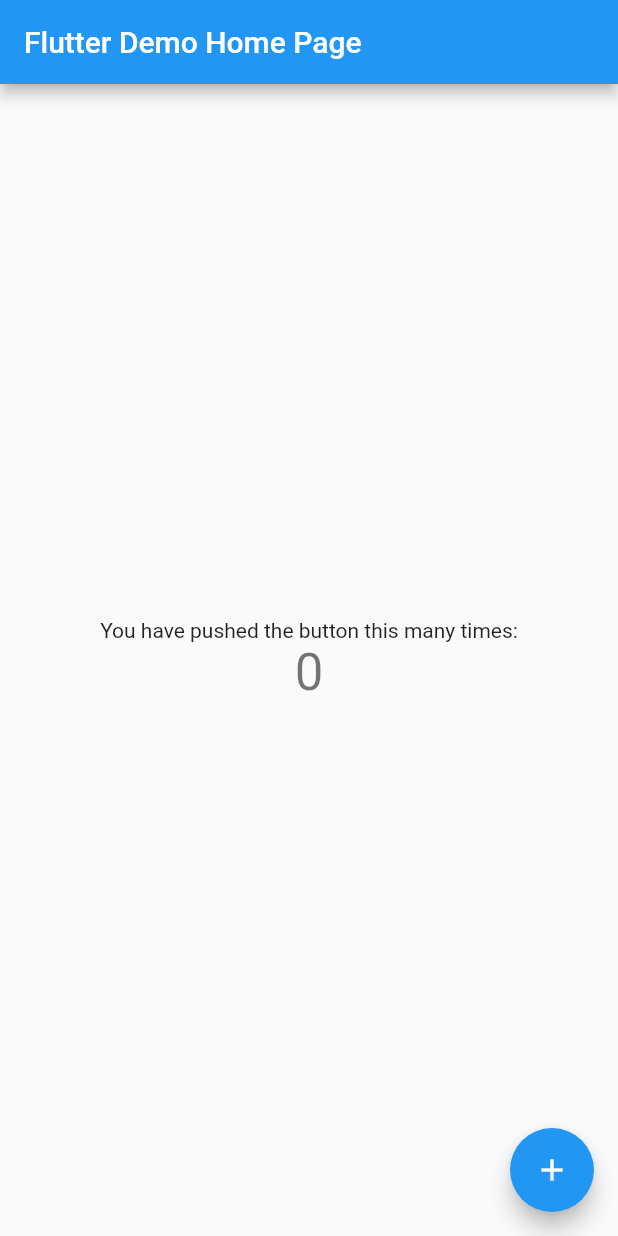
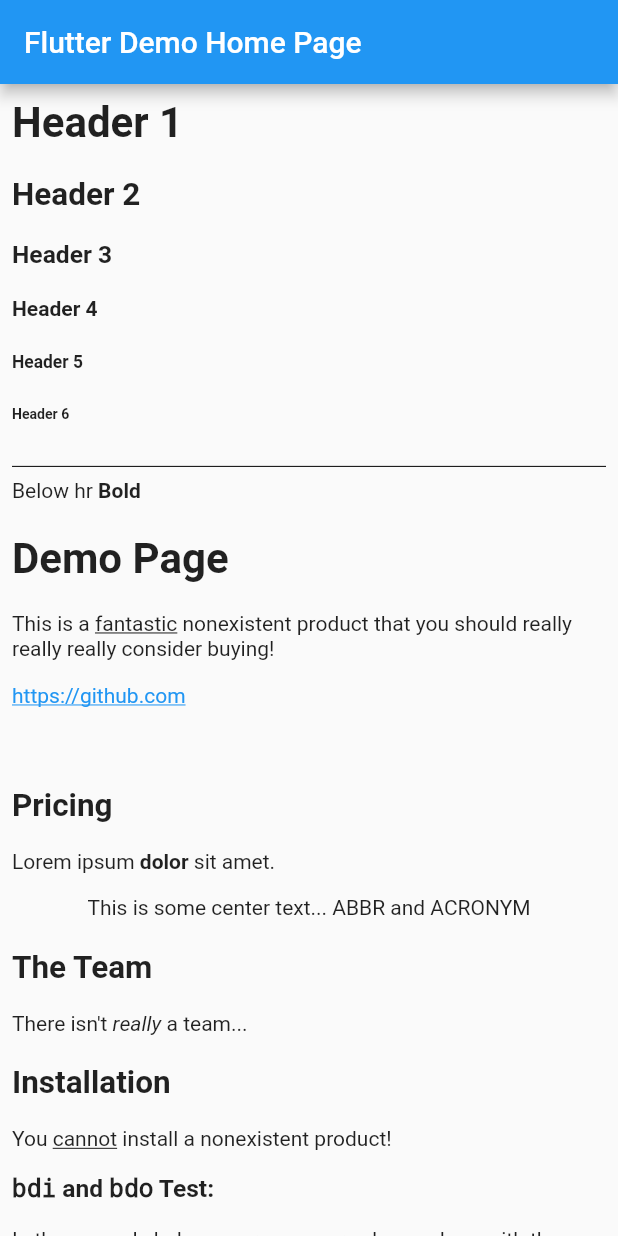
Before and after one commit to Igorpi25/yakut_calendar, a Flutter app: the screen it shows after launch, on a phone screen of 412 x 824 dp. Run offline on Flutter 3.47's test engine with Material 2 defaults, Android fonts, the phone set to English and light mode, and no system bars; drawn by our look-alikes of flutter_html.

Commit message:
Include flutter_html package, and test run on ios/android

```diff
--- a/lib/main.dart
+++ b/lib/main.dart
@@ -1,26 +1,19 @@
 import 'package:flutter/material.dart';
+import 'package:flutter_html/flutter_html.dart';
+import 'package:html/dom.dart' as dom;
 
-void main() => runApp(MyApp());
+void main() => runApp(new MyApp());
 
 class MyApp extends StatelessWidget {
   // This widget is the root of your application.
   @override
   Widget build(BuildContext context) {
-    return MaterialApp(
+    return new MaterialApp(
       title: 'Flutter Demo',
-      theme: ThemeData(
-        // This is the theme of your application.
-        //
-        // Try running your application with "flutter run". You'll see the
-        // application has a blue toolbar. Then, without quitting the app, try
-        // changing the primarySwatch below to Colors.green and then invoke
-        // "hot reload" (press "r" in the console where you ran "flutter run",
-        // or simply save your changes to "hot reload" in a Flutter IDE).
-        // Notice that the counter didn't reset back to zero; the application
-        // is not restarted.
+      theme: new ThemeData(
         primarySwatch: Colors.blue,
       ),
-      home: MyHomePage(title: 'Flutter Demo Home Page'),
+      home: new MyHomePage(title: 'Flutter Demo Home Page'),
     );
   }
 }
@@ -28,84 +21,121 @@ class MyApp extends StatelessWidget {
 class MyHomePage extends StatefulWidget {
   MyHomePage({Key key, this.title}) : super(key: key);
 
-  // This widget is the home page of your application. It is stateful, meaning
-  // that it has a State object (defined below) that contains fields that affect
-  // how it looks.
-
-  // This class is the configuration for the state. It holds the values (in this
-  // case the title) provided by the parent (in this case the App widget) and
-  // used by the build method of the State. Fields in a Widget subclass are
-  // always marked "final".
-
   final String title;
 
   @override
-  _MyHomePageState createState() => _MyHomePageState();
+  _MyHomePageState createState() => new _MyHomePageState();
 }
 
 class _MyHomePageState extends State<MyHomePage> {
-  int _counter = 0;
-
-  void _incrementCounter() {
-    setState(() {
-      // This call to setState tells the Flutter framework that something has
-      // changed in this State, which causes it to rerun the build method below
-      // so that the display can reflect the updated values. If we changed
-      // _counter without calling setState(), then the build method would not be
-      // called again, and so nothing would appear to happen.
-      _counter++;
-    });
-  }
-
   @override
   Widget build(BuildContext context) {
-    // This method is rerun every time setState is called, for instance as done
-    // by the _incrementCounter method above.
-    //
-    // The Flutter framework has been optimized to make rerunning build methods
-    // fast, so that you can just rebuild anything that needs updating rather
-    // than having to individually change instances of widgets.
-    return Scaffold(
-      appBar: AppBar(
-        // Here we take the value from the MyHomePage object that was created by
-        // the App.build method, and use it to set our appbar title.
-        title: Text(widget.title),
+    return new Scaffold(
+      appBar: new AppBar(
+        title: new Text(widget.title),
       ),
-      body: Center(
-        // Center is a layout widget. It takes a single child and positions it
-        // in the middle of the parent.
-        child: Column(
-          // Column is also layout widget. It takes a list of children and
-          // arranges them vertically. By default, it sizes itself to fit its
-          // children horizontally, and tries to be as tall as its parent.
-          //
-          // Invoke "debug painting" (press "p" in the console, choose the
-          // "Toggle Debug Paint" action from the Flutter Inspector in Android
-          // Studio, or the "Toggle Debug Paint" command in Visual Studio Code)
-          // to see the wireframe for each widget.
-          //
-          // Column has various properties to control how it sizes itself and
-          // how it positions its children. Here we use mainAxisAlignment to
-          // center the children vertically; the main axis here is the vertical
-          // axis because Columns are vertical (the cross axis would be
-          // horizontal).
-          mainAxisAlignment: MainAxisAlignment.center,
-          children: <Widget>[
-            Text(
-              'You have pushed the button this many times:',
-            ),
-            Text(
-              '$_counter',
-              style: Theme.of(context).textTheme.display1,
-            ),
-          ],
+      body: new Center(
+        child: SingleChildScrollView(
+          child: Html(
+            data: """
+    <div>
+      <div id="header_set">
+      <h1>Header 1</h1>
+      <h2>Header 2</h2>
+      <h3>Header 3</h3>
+      <h4>Header 4</h4>
+      <h5>Header 5</h5>
+      <h6>Header 6</h6>
+      <hr />
+      Below hr
+      <b>Bold</b>
+      </div>
+
+      <custom_tag> </custom_tag>
+
+      <h1>Demo Page</h1>
+      <p>This is a <u>fantastic</u> nonexistent product that you should really really really consider buying!</p>
+      <a href="https://github.com">https://github.com</a><br />
+      <br />
+      <h2>Pricing</h2>
+      <p>Lorem ipsum <b>dolor</b> sit amet.</p>
+      <center>
+        This is some center text... <abbr>ABBR</abbr> and <acronym>ACRONYM</acronym>
+      </center>
+      <h2>The Team</h2>
+      <p>There isn't <i>really</i> a team...</p>
+      <h2>Installation</h2>
+      <p>You <u>cannot</u> install a nonexistent product!</p>
+      <div id="bdi_test">
+      <h3><code>bdi</code> and <code>bdo</code> Test:</h3>
+      <p>
+      In the example below, usernames are shown along with the number of points in a contest.
+      If the bdi element is not supported in the browser, the username of the Arabic user would confuse the text (the bidirectional algorithm would put the colon and the number "90" next to the word "User" rather than next to the word "points").
+      </p>
+
+      <ul>
+       <li>User <bdi>hrefs</bdi>: 60 points</li>
+       <li>User <bdi>jdoe</bdi>: 80 points</li>
+       <li>User <bdi>إيان</bdi>: 90 points</li>
+       <bdo dir="rtl">Swapped!</bdo>
+       <bdo dir="ltr">This text will go left to right!</bdo>
+       <bdo dir="rtl">With bdi: User <bdi>إيان</bdi>: 90 points</bdo>
+       <bdo dir="rtl">Without bdi: User إيان: 90 points</bdo>
+       <bdo dir="ltr">ltr w/ bdi: User <bdi>إيان</bdi>: 90 points</bdo>
+       <bdo dir="ltr">ltr w/o bdi: User إيان: 90 points</bdo>
+      </ul>
+      </div>
+            <div>
+              <table>
+              <caption>This is the table's caption</caption>
+                <tr><th>Head 1</th><th>Head 2</th><th>Head 3</th></tr>
+                <tr><td>Data 1</td><td>Long Data 2</td><td>Really, realllllly, long data 3</td></tr>
+                <tr><td>Data 1</td><td>Long <b>Data</b> 2</td><td>Really, realllllly, long data 3</td></tr>
+                <tr><td>Data 1</td><td>Long Data 2</td><td>Really, realllllly, long data 3</td></tr>
+                <tr><td>Different 1</td><td>Different reallllllly long 2</td><td>Diff 3</td></tr>
+                <tr><td colspan="2">This spans 2 columns</td><td>Normal td</td></tr>
+                <tfoot>
+                <tr><td>In foot 1</td><td>In foot 2</td><td>In foot long 2</td></tr>
+                </tfoot>
+              </table>
+            </div>
+            <div>Nested div</div>
+            <div>
+            <pre>
+            jQuery("#monkey");
+            </pre>
+            <br />
+            <p><q>This is a fancy quote</q></p>
+            <br />
+            <br />
+            Second nested div<br />
+            <figure>
+            <img src="https://assets-cdn.github.com/images/modules/logos_page/GitHub-Mark.png" />
+            <figcaption>Available on GitHub</figcaption>
+            </figure>
+            </div>
+            <div>Third nested div</div>
+          </div>
+          <h1>Second header</h1>
+          <h1>Third header</h1>
+          <div>Fourth div</div>
+  """,
+            //Optional parameters:
+            padding: EdgeInsets.all(8.0),
+            onLinkTap: (url) {
+              print("Opening $url...");
+            },
+            customRender: (node, children) {
+              if (node is dom.Element) {
+                switch (node.localName) {
+                  case "custom_tag":
+                    return Text("Проверка тут это кастомного текста");
+                }
+              }
+            },
+          ),
         ),
       ),
-      floatingActionButton: FloatingActionButton(
-        onPressed: _incrementCounter,
-        tooltip: 'Increment',
-        child: Icon(Icons.add),
-      ), // This trailing comma makes auto-formatting nicer for build methods.
     );
   }
 }
--- a/pubspec.yaml
+++ b/pubspec.yaml
@@ -19,6 +19,7 @@ dependencies:
   # The following adds the Cupertino Icons font to your application.
   # Use with the CupertinoIcons class for iOS style icons.
   cupertino_icons: ^0.1.2
+  flutter_html: ^0.8.2
 
 dev_dependencies:
   flutter_test:
```
